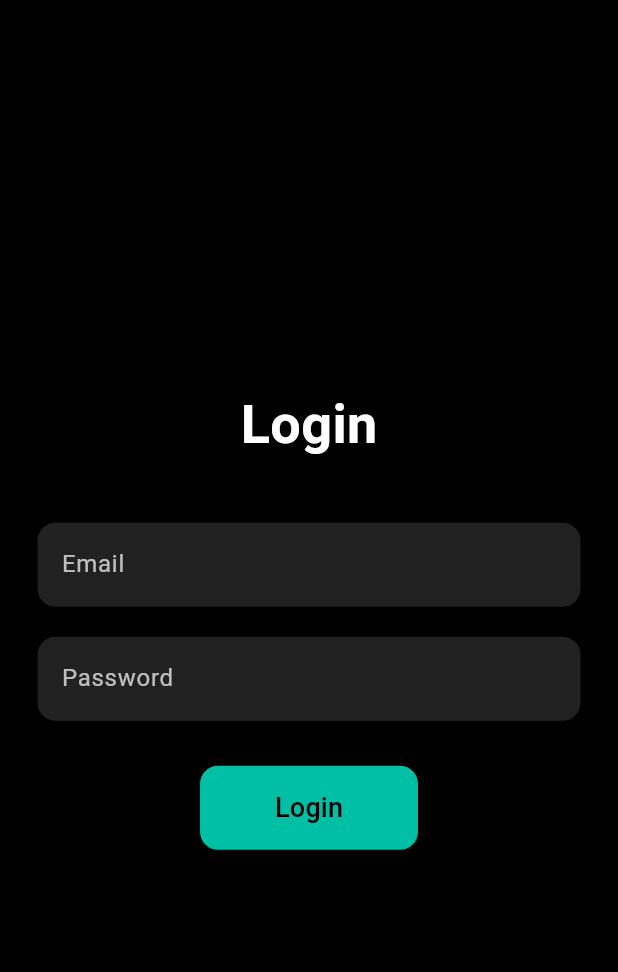
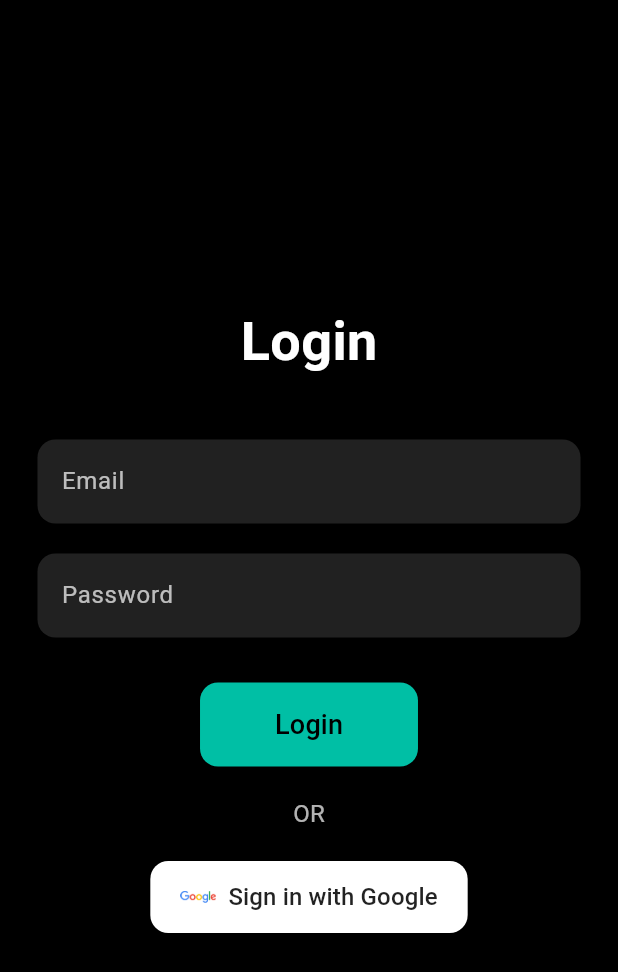
Before and after one commit to Sharanmalali/interntask, a Flutter app: the LoginPage screen opened by its route, on a phone screen of 412 x 824 dp. Shown: the top 972 px of the screen. Run offline on Flutter 3.47's test engine with Material 3 defaults, Android fonts, the phone set to English and light mode, and no system bars; our stand-ins replace firebase_auth, firebase_core, google_sign_in; accounts and stored records are empty.

Commit message:
ADDED GOOGLE SIGN IN

```diff
--- a/lib/login_page.dart
+++ b/lib/login_page.dart
@@ -1,5 +1,6 @@
 import 'package:flutter/material.dart';
 import 'package:firebase_auth/firebase_auth.dart';
+import 'package:google_sign_in/google_sign_in.dart';
 
 class LoginPage extends StatefulWidget {
   const LoginPage({super.key});
@@ -25,6 +26,36 @@ class _LoginPageState extends State<LoginPage> {
     } catch (e) {
       ScaffoldMessenger.of(context).showSnackBar(
         SnackBar(content: Text('Error: $e')),
+      );
+    }
+  }
+
+  Future<void> signInWithGoogle() async {
+    try {
+      final GoogleSignInAccount? googleUser = await GoogleSignIn().signIn();
+
+      if (googleUser == null) {
+        // User cancelled the sign-in
+        return;
+      }
+
+      final GoogleSignInAuthentication googleAuth =
+          await googleUser.authentication;
+
+      final credential = GoogleAuthProvider.credential(
+        accessToken: googleAuth.accessToken,
+        idToken: googleAuth.idToken,
+      );
+
+      await FirebaseAuth.instance.signInWithCredential(credential);
+
+      ScaffoldMessenger.of(context).showSnackBar(
+        const SnackBar(content: Text('Google sign-in successful!')),
+      );
+      Navigator.pushNamed(context, '/home');
+    } catch (e) {
+      ScaffoldMessenger.of(context).showSnackBar(
+        SnackBar(content: Text('Google Sign-In Failed: $e')),
       );
     }
   }
@@ -94,6 +125,32 @@ class _LoginPageState extends State<LoginPage> {
                     style: TextStyle(fontSize: 18),
                   ),
                 ),
+                const SizedBox(height: 20),
+                const Text(
+                  'OR',
+                  style: TextStyle(color: Colors.white70, fontSize: 16),
+                ),
+                const SizedBox(height: 20),
+                ElevatedButton.icon(
+                  onPressed: signInWithGoogle,
+                  icon: Image.asset(
+                    'assets/google_logo.png',
+                    height: 24,
+                    width: 24,
+                  ),
+                  label: const Text(
+                    'Sign in with Google',
+                    style: TextStyle(fontSize: 16),
+                  ),
+                  style: ElevatedButton.styleFrom(
+                    backgroundColor: Colors.white,
+                    foregroundColor: Colors.black87,
+                    padding: const EdgeInsets.symmetric(horizontal: 20, vertical: 12),
+                    shape: RoundedRectangleBorder(
+                      borderRadius: BorderRadius.circular(12),
+                    ),
+                  ),
+                ),
               ],
             ),
           ),
--- a/pubspec.yaml
+++ b/pubspec.yaml
@@ -32,6 +32,7 @@ dependencies:
     sdk: flutter
   firebase_core: ^2.25.4
   firebase_auth: ^4.15.0
+  google_sign_in: ^6.2.1
 
   # The following adds the Cupertino Icons font to your application.
   # Use with the CupertinoIcons class for iOS style icons.
@@ -58,6 +59,9 @@ flutter:
   # included with your application, so that you can use the icons in
   # the material Icons class.
   uses-material-design: true
+
+  assets:
+    - assets/google_logo.png
 
   # To add assets to your application, add an assets section, like this:
   # assets:
```
Also changed, not shown: lib/register_page.dart (+26 -7 lines), assets/google_logo.png (added), pubspec.lock, 2 other files.
